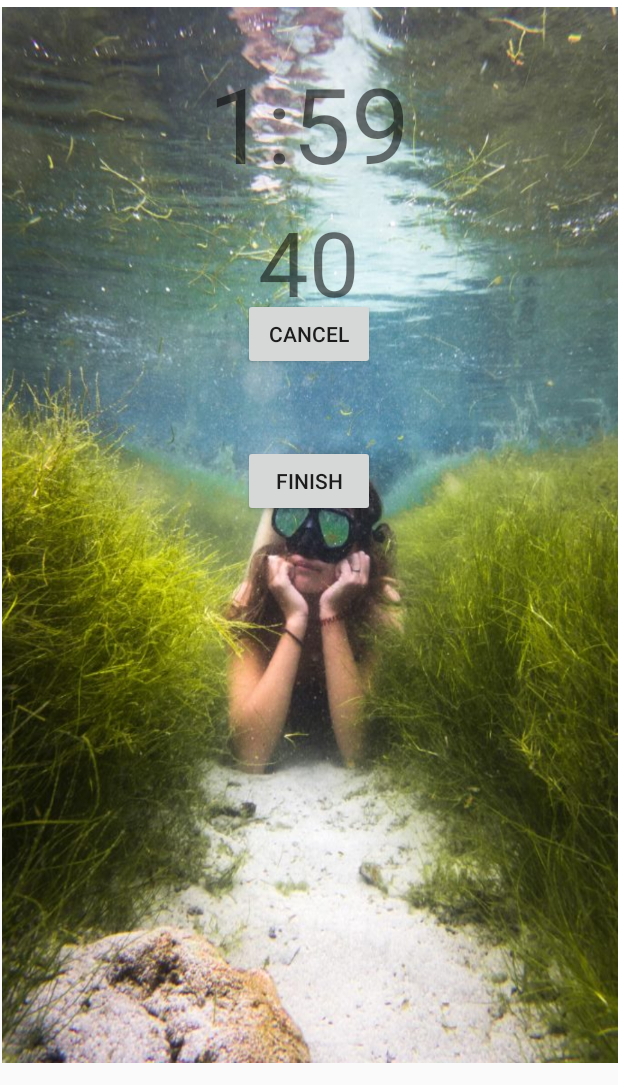
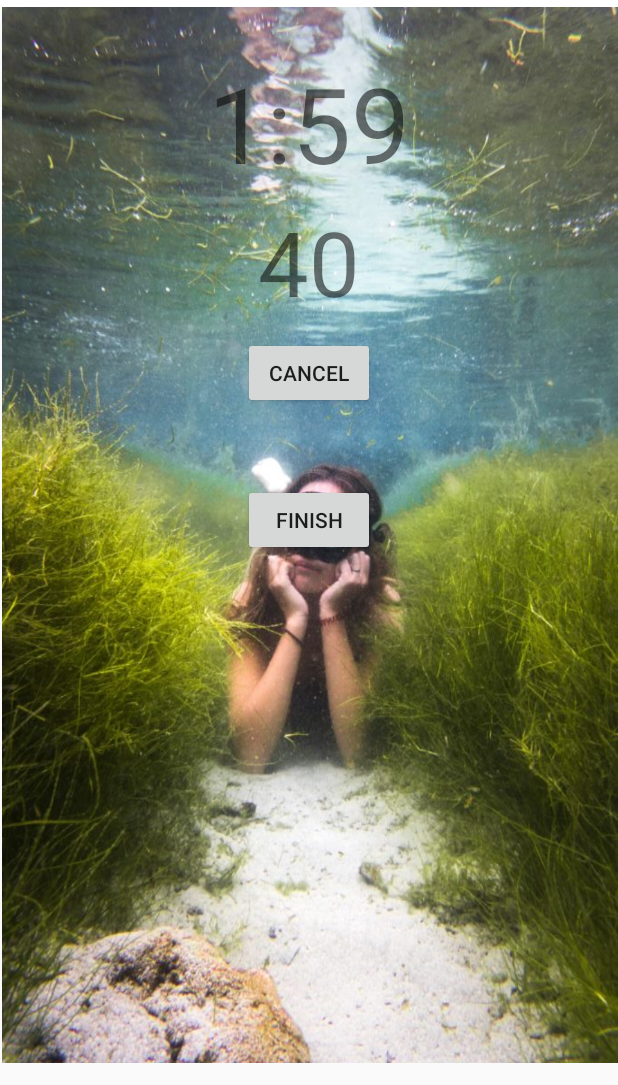
Before and after one commit to rondejka/BreathExercise, an Android app: the screen it shows after launch (MainActivity), after a tap on "START", on a phone screen of 412 x 824 dp, the part 151-1236 px from its top. Run offline under Robolectric (Android 15) with nearby library versions, the phone set to English and light mode, and no system bars.

Commit message:
Correct GO button constraint

```diff
--- a/app/build.gradle
+++ b/app/build.gradle
@@ -9,7 +9,7 @@ android {
         minSdkVersion 21
         targetSdkVersion 30
         versionCode 1
-        versionName "1.04221117"
+        versionName "1.04221118"
 
         testInstrumentationRunner "androidx.test.runner.AndroidJUnitRunner"
     }
--- a/app/src/main/java/com/ondejka/breathexercise/MainActivity.java
+++ b/app/src/main/java/com/ondejka/breathexercise/MainActivity.java
@@ -56,7 +56,7 @@ import retrofit2.converter.gson.GsonConverterFactory;
 public class MainActivity extends AppCompatActivity {
     int screenWidth;
     int screenHeihgt;
-    ImageView setupImageView, historyImageView, backgrImageView, whileImageView;
+    ImageView setupImageView, historyImageView, backgrImageView, whileImageView, exitImageView;
     TextView timerTexView, breathdownTextView, stopTextView;
     TextView time01TexView, time02TexView, time03TexView, time04TexView, time05TexView, timeAvgTexView;
     TextView time01ShadowTextView, time02ShadowTextView, time03ShadowTextView, time04ShadowTextView, time05ShadowTextView, timeAvgShadowTextView;
@@ -198,6 +198,7 @@ public class MainActivity extends AppCompatActivity {
 
         setupImageView = findViewById(R.id.setupImageView);
         historyImageView = findViewById(R.id.historyImageView);
+        exitImageView = findViewById(R.id.exitImageView);
         backgrImageView = findViewById(R.id.backgrImageView);
         whileImageView = findViewById(R.id.whileImageView);
         goButton = findViewById(R.id.goButton);
@@ -552,6 +553,7 @@ public class MainActivity extends AppCompatActivity {
     private void setPhase0() {
         phase = 0;
         exitButton.setVisibility(View.VISIBLE);
+        exitImageView.setVisibility(View.VISIBLE);
         goButton.setText("START");
         finishButton.setVisibility(View.INVISIBLE);
         timerTexView.setText("");
@@ -564,6 +566,7 @@ public class MainActivity extends AppCompatActivity {
     private void setPhase1() {
         phase = 1;
         exitButton.setVisibility(View.INVISIBLE);
+        exitImageView.setVisibility(View.INVISIBLE);
         finishButton.setVisibility(View.VISIBLE);
         goButton.setVisibility(View.VISIBLE);
         stopButton.setVisibility(View.INVISIBLE);
@@ -703,6 +706,7 @@ public class MainActivity extends AppCompatActivity {
         stopButton.setVisibility(View.VISIBLE);
         stopTextView.setVisibility(View.VISIBLE);
         exitButton.setVisibility(View.INVISIBLE);
+        exitImageView.setVisibility(View.INVISIBLE);
 
     }
 
@@ -817,6 +821,7 @@ public class MainActivity extends AppCompatActivity {
         finishButton.setVisibility(View.INVISIBLE);
         stopButton.setVisibility(View.INVISIBLE);
         exitButton.setVisibility(View.INVISIBLE);
+        exitImageView.setVisibility(View.INVISIBLE);
 
     }
 
--- a/app/src/main/res/layout/activity_main.xml
+++ b/app/src/main/res/layout/activity_main.xml
@@ -51,6 +51,18 @@
         app:layout_constraintTop_toTopOf="parent"
         app:srcCompat="@drawable/web_ico" />
 
+    <ImageView
+        android:id="@+id/exitImageView"
+        android:layout_width="40dp"
+        android:layout_height="40dp"
+        android:layout_marginEnd="10dp"
+        android:layout_marginBottom="10dp"
+        android:alpha=".35"
+        android:onClick="exitApp"
+        app:layout_constraintBottom_toBottomOf="parent"
+        app:layout_constraintEnd_toEndOf="parent"
+        app:srcCompat="@drawable/exit_ico" />
+
     <Button
         android:id="@+id/buttonSetup"
         android:layout_width="wrap_content"
@@ -76,12 +88,12 @@
         android:id="@+id/goButton"
         android:layout_width="wrap_content"
         android:layout_height="wrap_content"
-        android:layout_marginTop="70dp"
+        android:layout_marginTop="10dp"
         android:onClick="startCountDown"
         android:text="START"
         app:layout_constraintEnd_toEndOf="parent"
         app:layout_constraintStart_toStartOf="parent"
-        app:layout_constraintTop_toBottomOf="@+id/countdownTextView" />
+        app:layout_constraintTop_toBottomOf="@+id/breathdownTextView" />
 
     <Button
         android:id="@+id/finishButton"
```
Also changed, not shown: app/src/main/res/drawable-v24/exit_ico.png (added), 1 other file.
